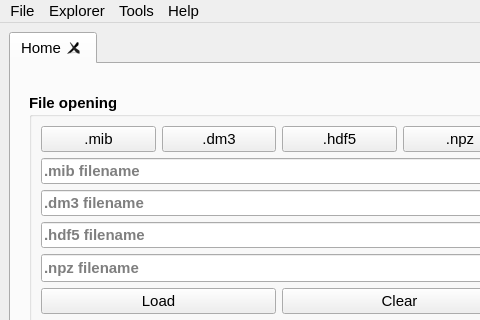
CS26-FPD-Explorer/FPD-Explorer, file fpd_explorer/res/homescreen.ui: the form before one commit; both pictures show x 0 to 480 and y 0 to 320 of the 1072 by 735 pixel window.
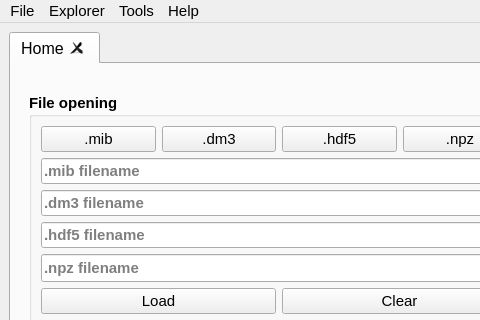
The form after the commit. Custom widgets are drawn as their Qt base class.

Commit message: Added shortcut and tried to implement dark theme

```diff
--- a/fpd_explorer/res/homescreen.ui
+++ b/fpd_explorer/res/homescreen.ui
@@ -43,7 +43,7 @@
       </property>
       <property name="font">
        <font>
-        <pointsize>11</pointsize>
+        <pointsize>12</pointsize>
        </font>
       </property>
       <property name="currentIndex">
```
Left out of the diff: 11 changed lines with no effect on the pictures. The commit also changes 1 other file.
